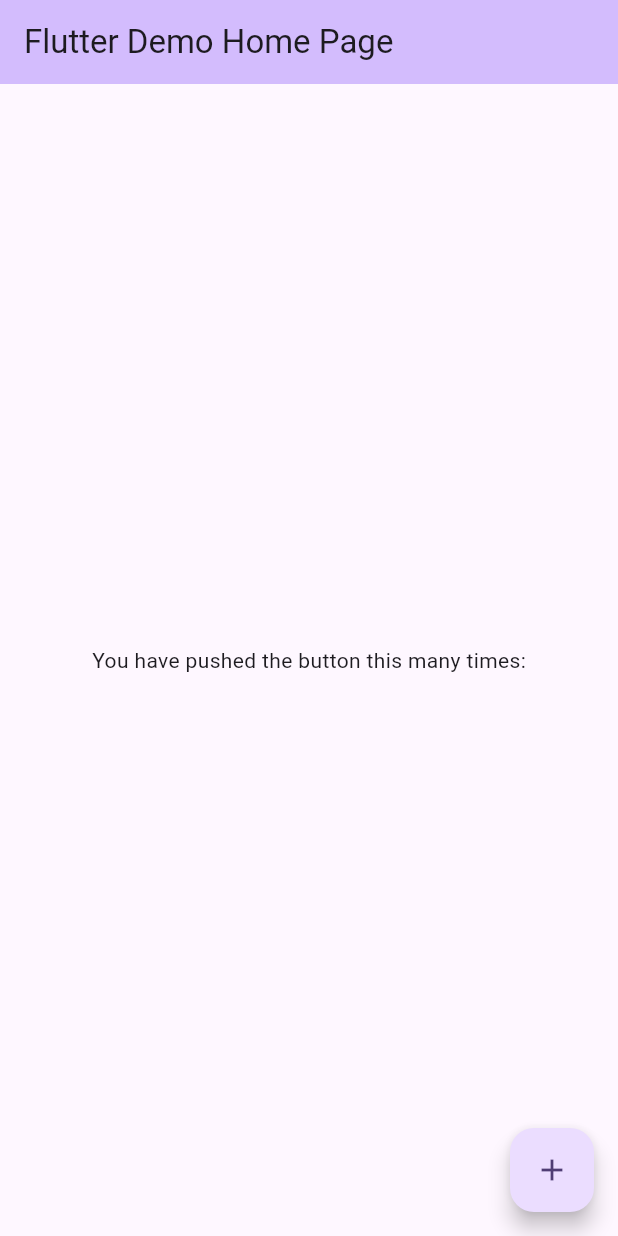
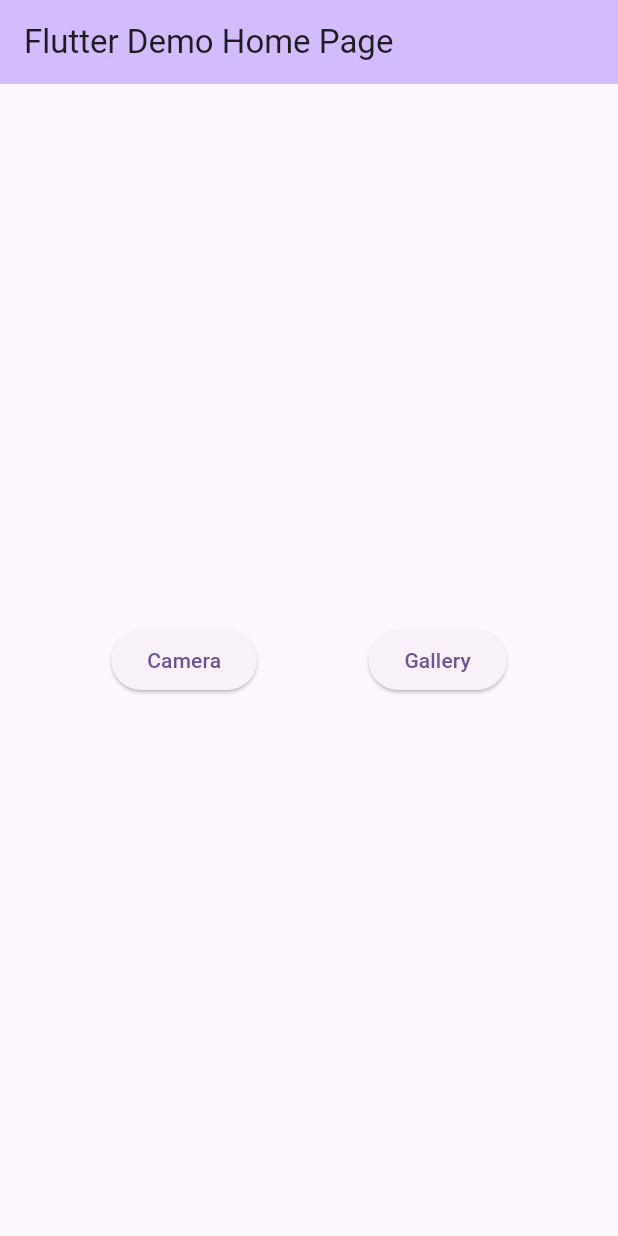
Before and after one commit to hoa2380/flutter_scan_plugin, a Flutter app: the screen it shows after launch, on a phone screen of 412 x 824 dp. Run offline on Flutter 3.47's test engine with Material 2 defaults, Android fonts, the phone set to English and light mode, and no system bars; our stand-ins replace camera, pdf, permission_handler, plugin_platform_interface, screenshot; missing offline and left inert: cuervo_document_scanner, google_mlkit_commons, google_mlkit_text_recognition, opencv_3.

Commit message:
update Info.plist

```diff
--- a/example/lib/main.dart
+++ b/example/lib/main.dart
@@ -66,23 +66,19 @@ class _MyHomePageState extends State<MyHomePage> {
         backgroundColor: Theme.of(context).colorScheme.inversePrimary,
         title: Text(widget.title),
       ),
-      body: const Center(
-        child: Column(
-          mainAxisAlignment: MainAxisAlignment.center,
+      body: Center(
+        child: Row(
+          mainAxisAlignment: MainAxisAlignment.spaceEvenly,
           children: <Widget>[
-            Text(
-              'You have pushed the button this many times:',
-            ),
+            ElevatedButton(onPressed: () {
+              FlutterScanPlugin.start(Type.CAMERA, context);
+            }, child: Text("Camera")),
+            ElevatedButton(onPressed: () {
+              FlutterScanPlugin.start(Type.GALLERY, context);
+            }, child: Text("Gallery"))
           ],
         ),
       ),
-      floatingActionButton: FloatingActionButton(
-        onPressed: () {
-          FlutterScanPlugin.start(Type.CAMERA, context);
-        },
-        tooltip: 'Increment',
-        child: const Icon(Icons.add),
-      ), // This trailing comma makes auto-formatting nicer for build methods.
     );
   }
 }
--- a/lib/flutter_scan_plugin.dart
+++ b/lib/flutter_scan_plugin.dart
@@ -24,7 +24,7 @@ const _chars = 'AaBbCcDdEeFfGgHhIiJjKkLlMmNnOoPpQqRrSsTtUuVvWwXxYyZz1234567890';
 class FlutterScanPlugin {
   static final _textRecognizer = TextRecognizer();
 
-  static ScreenshotController screenshotController = ScreenshotController();
+  static final ScreenshotController screenshotController = ScreenshotController();
 
   static Random _rnd = Random();
 
```
Also changed, not shown: 4 other files.
